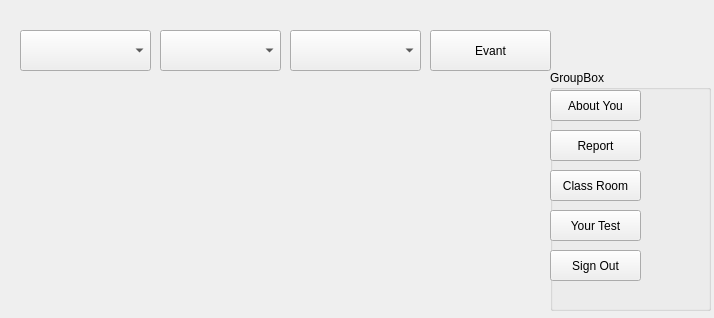
Old version of the form Group4/hea.ui in the repository Assignment-C/UI-APP.
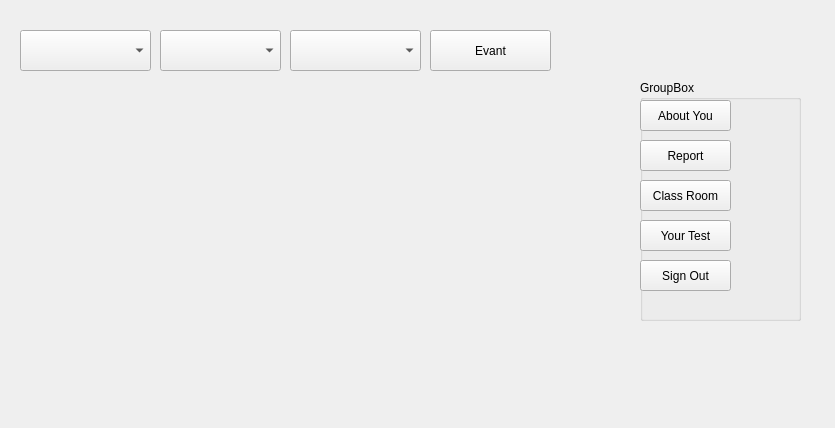
New version of the form.

The edit to the form file:
```diff
--- a/Group4/hea.ui
+++ b/Group4/hea.ui
@@ -6,8 +6,8 @@
    <rect>
     <x>0</x>
     <y>0</y>
-    <width>714</width>
-    <height>318</height>
+    <width>835</width>
+    <height>428</height>
    </rect>
   </property>
   <property name="windowTitle">
@@ -59,8 +59,8 @@
   <widget class="QGroupBox" name="groupBox">
    <property name="geometry">
     <rect>
-     <x>550</x>
-     <y>70</y>
+     <x>640</x>
+     <y>80</y>
      <width>161</width>
      <height>241</height>
     </rect>
```
